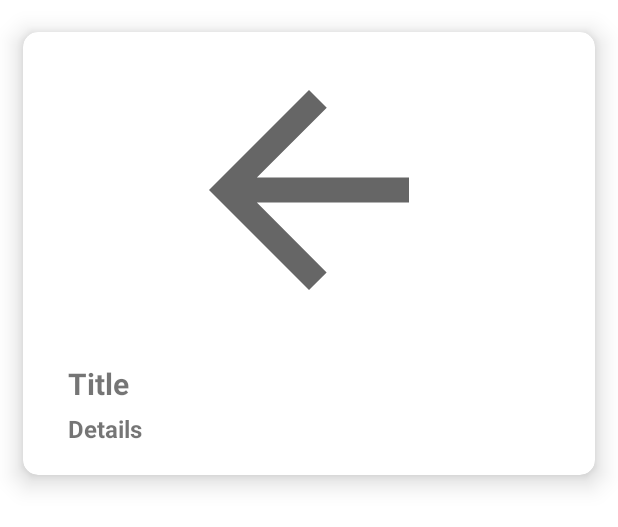
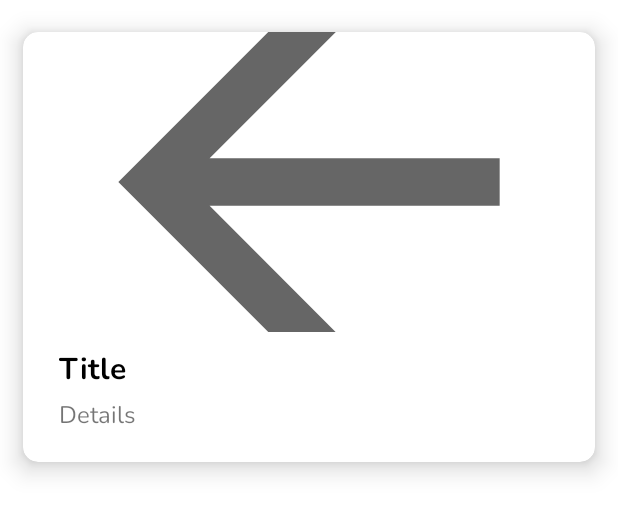
Before and after one commit to WeDoinaThing/shaako-frontend-android, an Android app: the layout content_card.xml on its own in the app's theme, with its tools: preview values and no code run, on a phone screen of 412 x 824 dp. Shown: the top 527 px of the screen. Run offline under Robolectric (Android 15) with nearby library versions, the phone set to English and light mode, and no system bars.

```diff
--- a/app/build.gradle
+++ b/app/build.gradle
@@ -56,4 +56,5 @@ dependencies {
     androidTestImplementation 'androidx.test.ext:junit:1.1.3'
     androidTestImplementation 'androidx.test.espresso:espresso-core:3.4.0'
     implementation 'com.codemybrainsout.onboarding:onboarder:1.0.4'
+    implementation 'com.github.AnyChart:AnyChart-Android:1.1.2'
 }
--- a/app/src/main/res/layout/content_card.xml
+++ b/app/src/main/res/layout/content_card.xml
@@ -18,13 +18,8 @@
             android:id="@+id/thumbnail"
             android:layout_width="match_parent"
             android:layout_height="200dp"
-            android:layout_marginStart="5dp"
-            android:layout_marginTop="5dp"
-            android:layout_marginEnd="5dp"
-            android:layout_marginBottom="5dp"
+            android:scaleType="centerCrop"
             android:src="@drawable/ic_baseline_arrow_back_24" />
-
-
         <LinearLayout
             android:layout_width="match_parent"
             android:layout_height="wrap_content"
@@ -37,28 +32,31 @@
                 android:id="@+id/title"
                 android:layout_width="wrap_content"
                 android:layout_height="wrap_content"
-                android:layout_marginStart="30dp"
+                android:layout_marginStart="24dp"
                 android:layout_marginBottom="5dp"
                 android:gravity="left"
                 android:text="Title"
+                android:fontFamily="@font/nunito"
                 android:textSize="20sp"
-                android:textStyle="bold" />
+                android:textStyle="bold"
+                android:textColor="@color/black"/>
 
             <LinearLayout
                 android:layout_width="match_parent"
                 android:layout_height="wrap_content"
+                android:paddingEnd="10dp"
                 android:orientation="vertical">
 
                 <TextView
                     android:id="@+id/details"
                     android:layout_width="wrap_content"
                     android:layout_height="wrap_content"
-                    android:layout_marginStart="30dp"
+                    android:layout_marginStart="24dp"
                     android:layout_marginBottom="20dp"
                     android:gravity="left"
                     android:text="Details"
                     android:textSize="16sp"
-                    android:textStyle="bold" />
+                    android:fontFamily="@font/nunito"/>
 
 
             </LinearLayout>
--- a/app/src/main/res/values/themes.xml
+++ b/app/src/main/res/values/themes.xml
@@ -9,10 +9,10 @@
         <!-- Secondary brand color. -->
         <item name="colorSecondary">@color/secondaryColor</item>
         <item name="colorSecondaryVariant">@color/darkSecondaryColor</item>
-        <item name="colorAccent">@color/secondaryColor</item>
+        <item name="colorAccent">@color/lightSecondaryColor</item>
         <item name="colorOnSecondary">@color/white</item>
         <!-- Status bar color. -->
-        <item name="android:statusBarColor" tools:targetApi="l">?attr/colorPrimaryVariant</item>
+        <item name="android:statusBarColor" tools:targetApi="l">?attr/colorAccent</item>
         <!-- Customize your theme here. -->
     </style>
     <style name="Theme.Recover.FullScreen" parent="Theme.AppCompat.Light.NoActionBar">
--- a/build.gradle
+++ b/build.gradle
@@ -3,6 +3,7 @@ buildscript {
     repositories {
         google()
         mavenCentral()
+        maven { url 'https://jitpack.io' }
     }
     dependencies {
         classpath "com.android.tools.build:gradle:7.0.2"
```
Also changed, not shown: app/src/main/java/com/github/meafs/recover/activites/ContentActivity.java (+13 -18 lines), app/src/main/res/layout/activity_content.xml (+34 -38 lines), app/src/main/res/layout/fragment_user.xml (+70 -4 lines).
